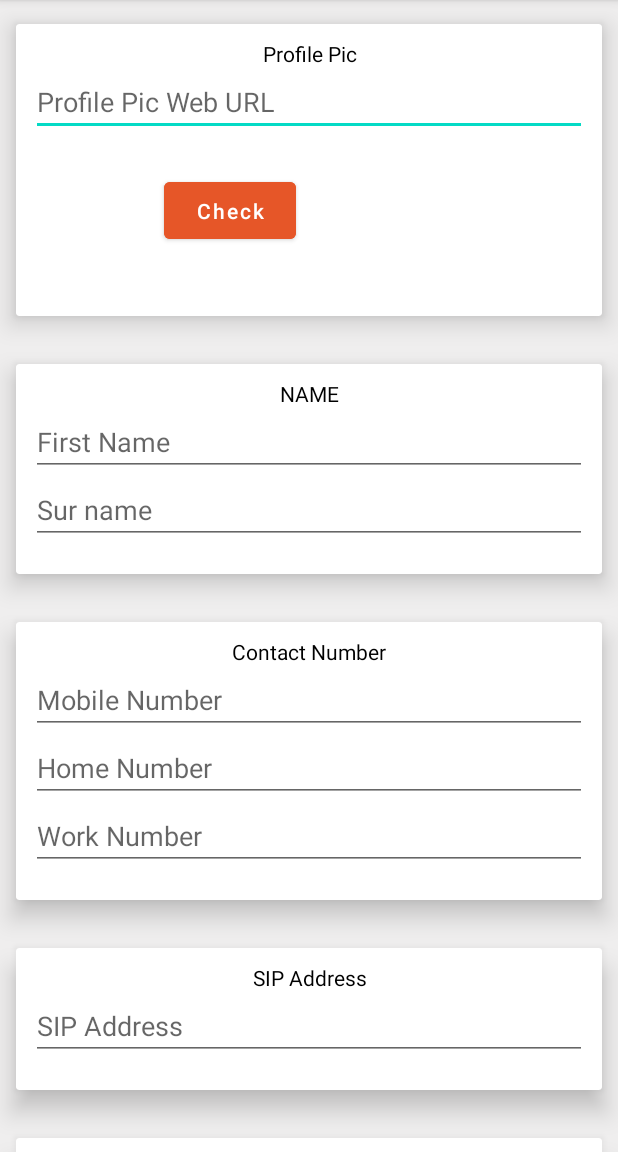
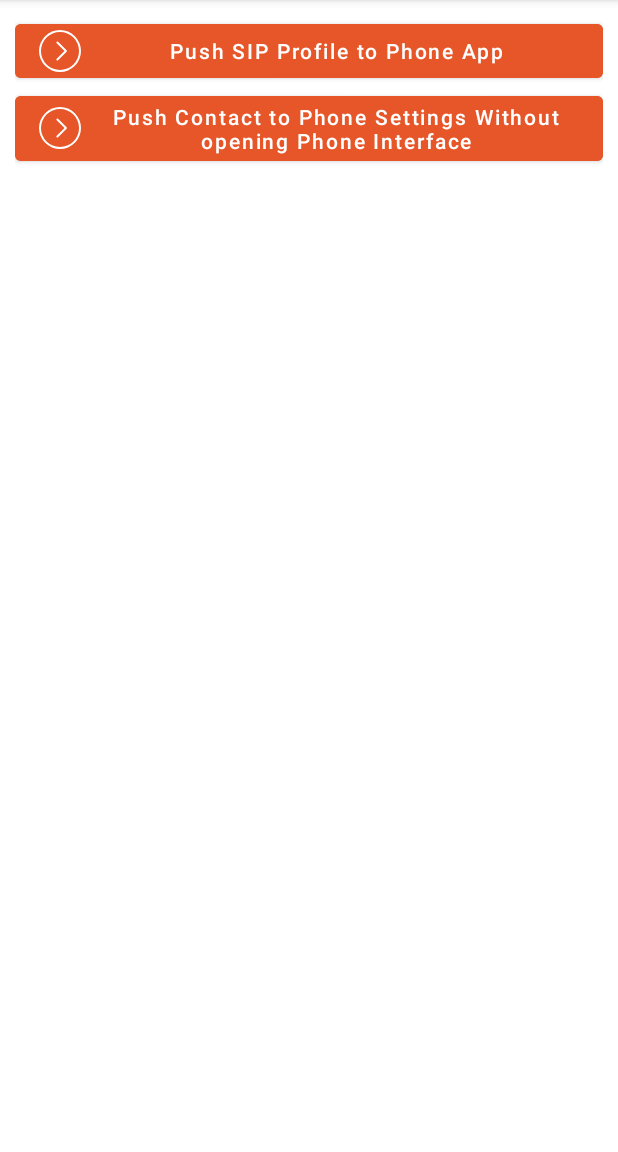
Before and after one commit to rajdeeprockysarker/SIPPUSH, an Android app: the screen it shows after launch (ContactActivity before the commit, LandingActivity after it), on a phone screen of 412 x 824 dp, the part 84-1236 px from its top. Run offline under Robolectric (Android 15) with nearby library versions, the phone set to English and light mode, and no system bars; libraries missing offline, so code that uses them is left out: com.downloader.

Commit message:
Ui Change

```diff
--- a/SIPPUSH/app/src/main/AndroidManifest.xml
+++ b/SIPPUSH/app/src/main/AndroidManifest.xml
@@ -29,7 +29,7 @@
         android:supportsRtl="true"
         android:theme="@style/Theme.SIPPUSH">
         <activity
-            android:name=".ContactActivity"
+            android:name=".LandingActivity"
             android:exported="true">
             <intent-filter>
                 <action android:name="android.intent.action.MAIN" />
@@ -37,6 +37,8 @@
                 <category android:name="android.intent.category.LAUNCHER" />
             </intent-filter>
         </activity>
+        <activity android:name=".ContactActivity"/>
+        <activity android:name=".MainActivity"/>
     </application>
 
 </manifest>
--- a/SIPPUSH/app/src/main/java/com/sip/sippush/LandingActivity.java
+++ b/SIPPUSH/app/src/main/java/com/sip/sippush/LandingActivity.java
@@ -47,10 +47,29 @@ import java.io.OutputStream;
 public class LandingActivity extends AppCompatActivity {
 
 
+    Button btn_push_sip, btn_push_contact;
 
     @Override
     protected void onCreate(Bundle savedInstanceState) {
         super.onCreate(savedInstanceState);
-        setContentView(R.layout.activity_main);
+        setContentView(R.layout.landing_main);
+
+        btn_push_sip = (Button) findViewById(R.id.btn_push_sip);
+        btn_push_contact = (Button) findViewById(R.id.btn_push_contact);
+
+        btn_push_sip.setOnClickListener(new View.OnClickListener() {
+            @Override
+            public void onClick(View view) {
+                Intent inti = new Intent(LandingActivity.this, MainActivity.class);
+                startActivity(inti);
+            }
+        });
+        btn_push_contact.setOnClickListener(new View.OnClickListener() {
+            @Override
+            public void onClick(View view) {
+                Intent inti = new Intent(LandingActivity.this, ContactActivity.class);
+                startActivity(inti);
+            }
+        });
     }
 }
--- a/SIPPUSH/app/src/main/res/layout/landing_main.xml
+++ b/SIPPUSH/app/src/main/res/layout/landing_main.xml
@@ -8,29 +8,29 @@
 
 
     <LinearLayout
+        android:layout_width="match_parent"
+        android:layout_height="match_parent"
+        android:gravity="top"
         android:orientation="vertical"
-        android:gravity="top"
-        android:padding="10dp"
-        android:layout_width="match_parent"
-        android:layout_height="match_parent">
+        android:padding="10dp">
 
         <Button
+            android:id="@+id/btn_push_sip"
+            android:layout_width="match_parent"
+            android:layout_height="wrap_content"
+            android:backgroundTint="@color/orange"
             android:drawableLeft="@drawable/ic_arrow"
-            android:backgroundTint="@color/orange"
-            android:textAllCaps="false"
-            android:id="@+id/btn_push_sip"
             android:text="Push SIP Profile to Phone App"
-            android:layout_width="match_parent"
-            android:layout_height="wrap_content"/>
+            android:textAllCaps="false" />
 
         <Button
+            android:id="@+id/btn_push_contact"
+            android:layout_width="match_parent"
+            android:layout_height="wrap_content"
+            android:backgroundTint="@color/orange"
             android:drawableLeft="@drawable/ic_arrow"
-            android:backgroundTint="@color/orange"
-            android:textAllCaps="false"
-            android:id="@+id/btn_push_contact"
             android:text="Push Contact to Phone Settings Without opening Phone Interface"
-            android:layout_width="match_parent"
-            android:layout_height="wrap_content"/>
+            android:textAllCaps="false" />
 
     </LinearLayout>
 
```
